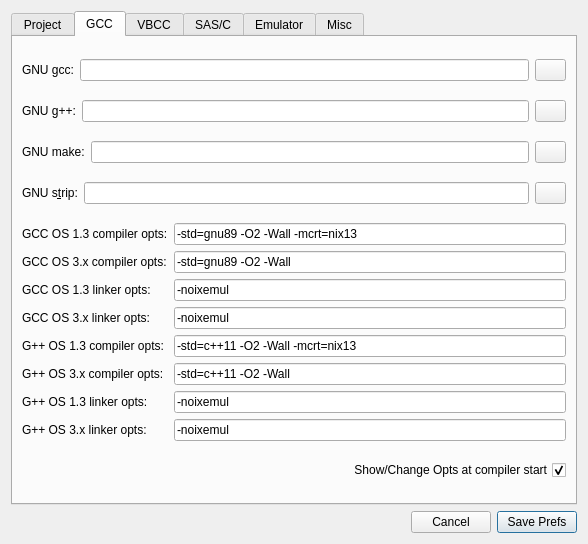
Before: the Qt Designer form prefsdialog.ui in mbergmann-sh/AmigaED4-IDE, drawn with Qt 5.
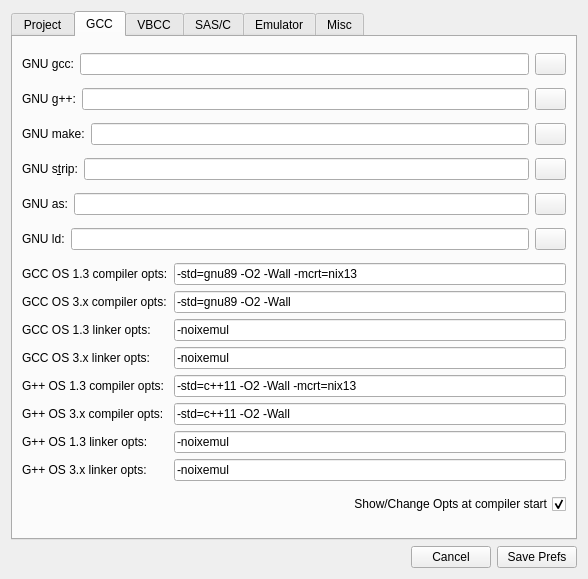
After: the same form once the commit is applied. The open tabs and pages were chosen to show the change. Icons and pictures are not drawn.

The edit to the form file:
```diff
--- a/prefsdialog.ui
+++ b/prefsdialog.ui
@@ -7,7 +7,7 @@
     <x>0</x>
     <y>0</y>
     <width>588</width>
-    <height>544</height>
+    <height>579</height>
    </rect>
   </property>
   <property name="windowTitle">
@@ -23,29 +23,7 @@
   <property name="modal">
    <bool>true</bool>
   </property>
-  <layout class="QGridLayout" name="gridLayout_4">
-   <item row="1" column="2">
-    <widget class="QPushButton" name="btn_SavePrefs">
-     <property name="text">
-      <string>Save Prefs</string>
-     </property>
-     <property name="icon">
-      <iconset resource="application.qrc">
-       <normaloff>:/images/save.png</normaloff>:/images/save.png</iconset>
-     </property>
-    </widget>
-   </item>
-   <item row="1" column="1">
-    <widget class="QPushButton" name="btn_CancelSave">
-     <property name="text">
-      <string>Cancel</string>
-     </property>
-     <property name="icon">
-      <iconset resource="application.qrc">
-       <normaloff>:/images/fileexit.png</normaloff>:/images/fileexit.png</iconset>
-     </property>
-    </widget>
-   </item>
+  <layout class="QGridLayout" name="gridLayout_14">
    <item row="0" column="0" colspan="3">
     <widget class="QTabWidget" name="tabWidget">
      <property name="currentIndex">
@@ -248,7 +226,7 @@
       <attribute name="toolTip">
        <string>Basic settings for gcc and g++</string>
       </attribute>
-      <layout class="QGridLayout" name="gridLayout_14">
+      <layout class="QGridLayout" name="gridLayout_4">
        <item row="0" column="0">
         <layout class="QGridLayout" name="gridLayout_6">
          <item row="0" column="1">
@@ -402,6 +380,82 @@
         </layout>
        </item>
        <item row="4" column="0">
+        <layout class="QGridLayout" name="gridLayout_33">
+         <item row="0" column="1">
+          <widget class="QLineEdit" name="lineEdit_getASexefile">
+           <property name="text">
+            <string/>
+           </property>
+          </widget>
+         </item>
+         <item row="0" column="2">
+          <widget class="QPushButton" name="btn_getASexefile">
+           <property name="maximumSize">
+            <size>
+             <width>31</width>
+             <height>25</height>
+            </size>
+           </property>
+           <property name="text">
+            <string/>
+           </property>
+           <property name="icon">
+            <iconset resource="application.qrc">
+             <normaloff>:/images/new.png</normaloff>:/images/new.png</iconset>
+           </property>
+          </widget>
+         </item>
+         <item row="0" column="0">
+          <widget class="QLabel" name="label_29">
+           <property name="text">
+            <string>GNU as:</string>
+           </property>
+           <property name="buddy">
+            <cstring>lineEdit_projectsRootDir</cstring>
+           </property>
+          </widget>
+         </item>
+        </layout>
+       </item>
+       <item row="5" column="0">
+        <layout class="QGridLayout" name="gridLayout_34">
+         <item row="0" column="1">
+          <widget class="QLineEdit" name="lineEdit_getLDexefile">
+           <property name="text">
+            <string/>
+           </property>
+          </widget>
+         </item>
+         <item row="0" column="2">
+          <widget class="QPushButton" name="btn_getLDexefile">
+           <property name="maximumSize">
+            <size>
+             <width>31</width>
+             <height>25</height>
+            </size>
+           </property>
+           <property name="text">
+            <string/>
+           </property>
+           <property name="icon">
+            <iconset resource="application.qrc">
+             <normaloff>:/images/new.png</normaloff>:/images/new.png</iconset>
+           </property>
+          </widget>
+         </item>
+         <item row="0" column="0">
+          <widget class="QLabel" name="label_30">
+           <property name="text">
+            <string>GNU ld:</string>
+           </property>
+           <property name="buddy">
+            <cstring>lineEdit_projectsRootDir</cstring>
+           </property>
+          </widget>
+         </item>
+        </layout>
+       </item>
+       <item row="6" column="0">
         <layout class="QGridLayout" name="gridLayout_3">
          <item row="0" column="0">
           <widget class="QLabel" name="label_8">
@@ -565,7 +619,7 @@
          </item>
         </layout>
        </item>
-       <item row="5" column="0">
+       <item row="7" column="0">
         <widget class="QCheckBox" name="checkBox_ShowGccOpts">
          <property name="toolTip">
           <string>&lt;html&gt;&lt;head/&gt;&lt;body&gt;&lt;p&gt;If set, you will be presented with an options field where you might change options for recent compilation every time compilation is triggered&lt;/p&gt;&lt;/body&gt;&lt;/html&gt;</string>
@@ -1236,6 +1290,28 @@
      </property>
     </spacer>
    </item>
+   <item row="1" column="1">
+    <widget class="QPushButton" name="btn_CancelSave">
+     <property name="text">
+      <string>Cancel</string>
+     </property>
+     <property name="icon">
+      <iconset resource="application.qrc">
+       <normaloff>:/images/fileexit.png</normaloff>:/images/fileexit.png</iconset>
+     </property>
+    </widget>
+   </item>
+   <item row="1" column="2">
+    <widget class="QPushButton" name="btn_SavePrefs">
+     <property name="text">
+      <string>Save Prefs</string>
+     </property>
+     <property name="icon">
+      <iconset resource="application.qrc">
+       <normaloff>:/images/save.png</normaloff>:/images/save.png</iconset>
+     </property>
+    </widget>
+   </item>
   </layout>
  </widget>
  <tabstops>
```
Left out of the diff: 6 changed lines with no effect on the pictures.
